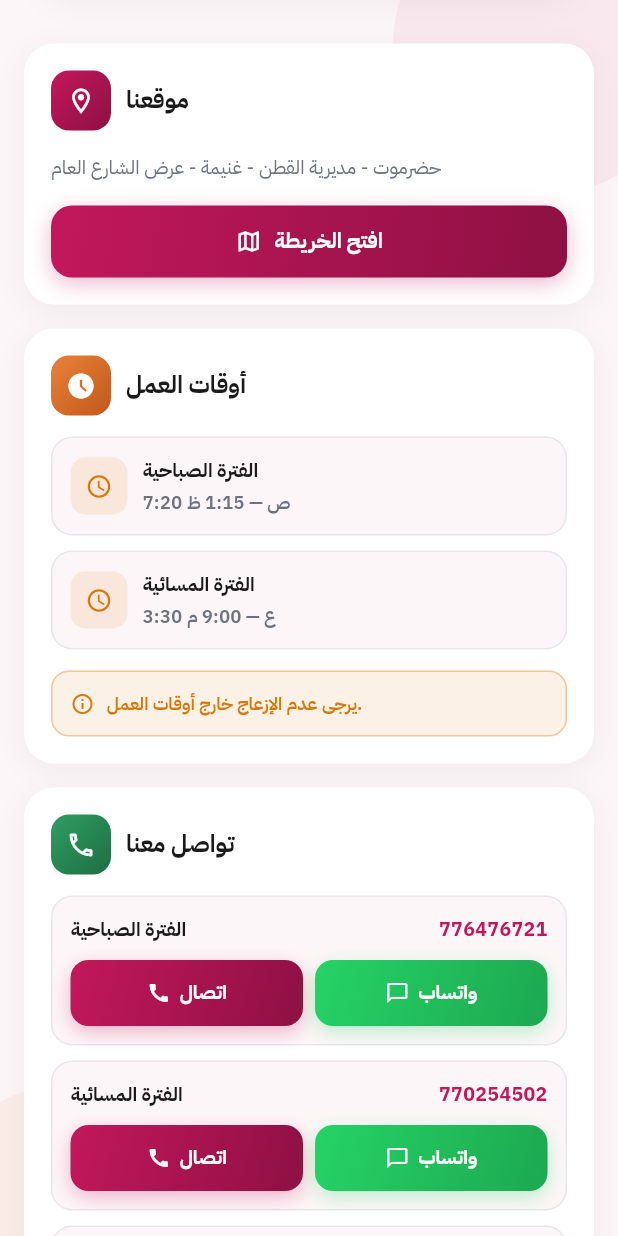
After one commit to aligamal89901-svg/ghanima, a Flutter app: the StoreInfoScreen screen opened directly, scrolled down 576 dp, after a tap on "افتح الخريطة", on a phone screen of 412 x 824 dp. The commit adds this screen. Run offline on Flutter 3.47's test engine with Material 3 defaults, Android fonts, the phone set to English and light mode, and no system bars; our stand-ins replace font_awesome_flutter, lottie.

Commit message:
feat: store info page with full logo hero, contact actions and polished visuals

```diff
--- a/lib/features/account/presentation/screens/account_screen.dart
+++ b/lib/features/account/presentation/screens/account_screen.dart
@@ -6,6 +6,7 @@ import '../../../favorites/favorite_controller.dart';
 import '../../../favorites/presentation/screens/favorites_screen.dart';
 import '../../../orders/orders_controller.dart';
 import '../../../orders/presentation/screens/orders_screen.dart';
+import '../../../store_info/presentation/screens/store_info_screen.dart';
 
 class AccountScreen extends StatelessWidget {
   final FavoriteController favorites;
@@ -124,10 +125,15 @@ class AccountScreen extends StatelessWidget {
                   ),
                 ),
               ),
-              const _MenuTile(
-                icon: Icons.location_on_outlined,
-                label: 'عنوان الاستلام',
-                note: 'المتجر',
+              _MenuTile(
+                icon: Icons.storefront_outlined,
+                label: 'معلومات المتجر',
+                note: 'القطن',
+                onTap: () => Navigator.of(context).push(
+                  MaterialPageRoute(
+                    builder: (context) => const StoreInfoScreen(),
+                  ),
+                ),
               ),
               const _MenuTile(
                 icon: Icons.language_outlined,
--- /dev/null
+++ b/lib/features/store_info/data/models/store_info.dart
@@ -0,0 +1,60 @@
+class StoreShift {
+  final String label;
+  final String openTime;
+  final String closeTime;
+  final String phone;
+  final String? whatsapp;
+
+  const StoreShift({
+    required this.label,
+    required this.openTime,
+    required this.closeTime,
+    required this.phone,
+    this.whatsapp,
+  });
+}
+
+class StoreInfo {
+  final String name;
+  final String tagline;
+  final String address;
+  final String mapUrl;
+  final String shopPhone;
+  final String politeNote;
+  final List<StoreShift> shifts;
+
+  const StoreInfo({
+    required this.name,
+    required this.tagline,
+    required this.address,
+    required this.mapUrl,
+    required this.shopPhone,
+    required this.politeNote,
+    required this.shifts,
+  });
+
+  static const StoreInfo current = StoreInfo(
+    name: 'تموينات غنيمة',
+    tagline: 'كل اللي تحتاجه، أقرب لك.',
+    address: 'حضرموت - مديرية القطن - غنيمة - عرض الشارع العام',
+    mapUrl: 'https://maps.app.goo.gl/fzFHnoFKUYU21r6F9',
+    shopPhone: '967776085405',
+    politeNote: 'يرجى عدم الإزعاج خارج أوقات العمل.',
+    shifts: [
+      StoreShift(
+        label: 'الفترة الصباحية',
+        openTime: '7:20 ص',
+        closeTime: '1:15 ظ',
+        phone: '967776476721',
+        whatsapp: '967776476721',
+      ),
+      StoreShift(
+        label: 'الفترة المسائية',
+        openTime: '3:30 ع',
+        closeTime: '9:00 م',
+        phone: '967770254502',
+        whatsapp: '967770254502',
+      ),
+    ],
+  );
+}
--- /dev/null
+++ b/lib/features/store_info/presentation/screens/store_info_screen.dart
@@ -0,0 +1,599 @@
+import 'package:flutter/material.dart';
+import 'package:url_launcher/url_launcher.dart';
+import '../../../../core/app_constants.dart';
+import '../../../../core/theme/app_theme.dart';
+import '../../data/models/store_info.dart';
+
+class StoreInfoScreen extends StatelessWidget {
+  const StoreInfoScreen({super.key});
+
+  Future<void> _openUrl(Uri uri) async {
+    if (await canLaunchUrl(uri)) {
+      await launchUrl(uri, mode: LaunchMode.externalApplication);
+    }
+  }
+
+  @override
+  Widget build(BuildContext context) {
+    final info = StoreInfo.current;
+
+    return Scaffold(
+      backgroundColor: AppColors.background,
+      body: SafeArea(
+        bottom: false,
+        child: Stack(
+          children: [
+            Positioned(
+              top: -70,
+              right: -50,
+              child: Container(
+                width: 200,
+                height: 200,
+                decoration: BoxDecoration(
+                  color: AppColors.primary.withValues(alpha: 0.06),
+                  shape: BoxShape.circle,
+                ),
+              ),
+            ),
+            Positioned(
+              bottom: -60,
+              left: -40,
+              child: Container(
+                width: 160,
+                height: 160,
+                decoration: BoxDecoration(
+                  color: AppColors.secondary.withValues(alpha: 0.07),
+                  shape: BoxShape.circle,
+                ),
+              ),
+            ),
+            ListView(
+              padding: const EdgeInsets.fromLTRB(16, 8, 16, 24),
+              children: [
+                _buildTopBar(),
+                const SizedBox(height: 12),
+                _buildHero(info),
+                const SizedBox(height: 16),
+                _buildLocationCard(info),
+                const SizedBox(height: 16),
+                _buildHoursCard(info),
+                const SizedBox(height: 16),
+                _buildContactCard(info),
+                const SizedBox(height: 20),
+                Center(
+                  child: Text(
+                    '${AppConstants.storeName} · v${AppConstants.appVersion}',
+                    style: const TextStyle(
+                      fontFamily: AppTextStyles.fontFamily,
+                      fontSize: 11,
+                      color: AppColors.textSecondary,
+                    ),
+                  ),
+                ),
+              ],
+            ),
+          ],
+        ),
+      ),
+    );
+  }
+
+  Widget _buildTopBar() {
+    return Padding(
+      padding: const EdgeInsetsDirectional.fromSTEB(0, 8, 8, 8),
+      child: Row(
+        children: const [
+          BackButton(color: AppColors.primary),
+          SizedBox(width: 4),
+          Expanded(
+            child: Text(
+              'معلومات المتجر',
+              style: TextStyle(
+                fontFamily: AppTextStyles.fontFamily,
+                fontSize: 20,
+                fontWeight: FontWeight.w600,
+                color: AppColors.textPrimary,
+              ),
+            ),
+          ),
+        ],
+      ),
+    );
+  }
+
+  Widget _buildHero(StoreInfo info) {
+    return Column(
+      children: [
+        ClipRRect(
+          borderRadius: BorderRadius.circular(24),
+          child: Image.asset(
+            'assets/images/store_logo.png',
+            width: double.infinity,
+            fit: BoxFit.fitWidth,
+          ),
+        ),
+        Transform.translate(
+          offset: const Offset(0, -20),
+          child: Padding(
+            padding: const EdgeInsets.symmetric(horizontal: 14),
+            child: Container(
+              padding: const EdgeInsets.all(16),
+              decoration: BoxDecoration(
+                color: AppColors.surface,
+                borderRadius: BorderRadius.circular(18),
+                boxShadow: [
+                  BoxShadow(
+                    color: Colors.black.withValues(alpha: 0.06),
+                    blurRadius: 18,
+                    offset: const Offset(0, 6),
+                  ),
+                ],
+              ),
+              child: Column(
+                children: [
+                  Text(
+                    info.name,
+                    style: const TextStyle(
+                      fontFamily: AppTextStyles.fontFamily,
+                      fontSize: 20,
+                      fontWeight: FontWeight.w700,
+                      color: AppColors.textPrimary,
+                    ),
+                  ),
+                  const SizedBox(height: 4),
+                  Text(
+                    info.tagline,
+                    style: const TextStyle(
+                      fontFamily: AppTextStyles.fontFamily,
+                      fontSize: 12,
+                      color: AppColors.textSecondary,
+                    ),
+                  ),
+                  const SizedBox(height: 12),
+                  const Row(
+                    mainAxisAlignment: MainAxisAlignment.center,
+                    children: [
+                      _TagChip(label: 'مواد غذائية'),
+                      SizedBox(width: 8),
+                      _TagChip(label: 'كماليات'),
+                    ],
+                  ),
+                ],
+              ),
+            ),
+          ),
+        ),
+      ],
+    );
+  }
+
+  Widget _card(Widget child) {
+    return Container(
+      padding: const EdgeInsets.all(18),
+      decoration: BoxDecoration(
+        color: AppColors.surface,
+        borderRadius: BorderRadius.circular(20),
+        boxShadow: [
+          BoxShadow(
+            color: Colors.black.withValues(alpha: 0.05),
+            blurRadius: 16,
+            offset: const Offset(0, 4),
+          ),
+        ],
+      ),
+      child: child,
+    );
+  }
+
+  Widget _cardHeader(IconData icon, String title, List<Color> gradient) {
+    return Row(
+      children: [
+        Container(
+          width: 40,
+          height: 40,
+          decoration: BoxDecoration(
+            gradient: LinearGradient(
+              colors: gradient,
+              begin: AlignmentDirectional.topStart,
+              end: AlignmentDirectional.bottomEnd,
+            ),
+            borderRadius: BorderRadius.circular(12),
+          ),
+          child: Icon(icon, size: 20, color: Colors.white),
+        ),
+        const SizedBox(width: 10),
+        Text(
+          title,
+          style: const TextStyle(
+            fontFamily: AppTextStyles.fontFamily,
+            fontSize: 16,
+            fontWeight: FontWeight.w700,
+            color: AppColors.textPrimary,
+          ),
+        ),
+      ],
+    );
+  }
+
+  Widget _buildLocationCard(StoreInfo info) {
+    return _card(
+      Column(
+        crossAxisAlignment: CrossAxisAlignment.start,
+        children: [
+          _cardHeader(
+            Icons.location_on_outlined,
+            'موقعنا',
+            const [AppColors.primary, AppColors.primaryDark],
+          ),
+          const SizedBox(height: 14),
+          Text(
+            info.address,
+            style: const TextStyle(
+              fontFamily: AppTextStyles.fontFamily,
+              fontSize: 13,
+              height: 1.7,
+              color: AppColors.textSecondary,
+            ),
+          ),
+          const SizedBox(height: 14),
+          GestureDetector(
+            onTap: () => _openUrl(Uri.parse(info.mapUrl)),
+            child: Container(
+              height: 48,
+              decoration: BoxDecoration(
+                gradient: const LinearGradient(
+                  colors: [AppColors.primary, AppColors.primaryDark],
+                  begin: AlignmentDirectional.topStart,
+                  end: AlignmentDirectional.bottomEnd,
+                ),
+                borderRadius: BorderRadius.circular(14),
+                boxShadow: [
+                  BoxShadow(
+                    color: AppColors.primary.withValues(alpha: 0.3),
+                    blurRadius: 12,
+                    offset: const Offset(0, 4),
+                  ),
+                ],
+              ),
+              child: const Row(
+                mainAxisAlignment: MainAxisAlignment.center,
+                children: [
+                  Icon(Icons.map_outlined, size: 18, color: Colors.white),
+                  SizedBox(width: 8),
+                  Text(
+                    'افتح الخريطة',
+                    style: TextStyle(
+                      fontFamily: AppTextStyles.fontFamily,
+                      fontSize: 14,
+                      fontWeight: FontWeight.w700,
+                      color: Colors.white,
+                    ),
+                  ),
+                ],
+              ),
+            ),
+          ),
+        ],
+      ),
+    );
+  }
+
+  Widget _buildHoursCard(StoreInfo info) {
+    return _card(
+      Column(
+        crossAxisAlignment: CrossAxisAlignment.start,
+        children: [
+          _cardHeader(
+            Icons.access_time_filled,
+            'أوقات العمل',
+            const [Color(0xFFE8833A), Color(0xFFC2571B)],
+          ),
+          const SizedBox(height: 14),
+          for (int i = 0; i < info.shifts.length; i++) ...[
+            Container(
+              padding: const EdgeInsets.all(12),
+              decoration: BoxDecoration(
+                color: AppColors.background,
+                borderRadius: BorderRadius.circular(14),
+                border: Border.all(color: AppColors.divider),
+              ),
+              child: Row(
+                children: [
+                  Container(
+                    width: 38,
+                    height: 38,
+                    decoration: BoxDecoration(
+                      color: AppColors.secondary.withValues(alpha: 0.12),
+                      borderRadius: BorderRadius.circular(10),
+                    ),
+                    child: const Icon(
+                      Icons.schedule,
+                      size: 18,
+                      color: AppColors.secondary,
+                    ),
+                  ),
+                  const SizedBox(width: 10),
+                  Expanded(
+                    child: Column(
+                      crossAxisAlignment: CrossAxisAlignment.start,
+                      children: [
+                        Text(
+                          info.shifts[i].label,
+                          style: const TextStyle(
+                            fontFamily: AppTextStyles.fontFamily,
+                            fontSize: 13,
+                            fontWeight: FontWeight.w700,
+                            color: AppColors.textPrimary,
+                          ),
+                        ),
+                        const SizedBox(height: 2),
+                        Text(
+                          '${info.shifts[i].openTime} — ${info.shifts[i].closeTime}',
+                          style: const TextStyle(
+                            fontFamily: AppTextStyles.fontFamily,
+                            fontSize: 12,
+                            fontWeight: FontWeight.w600,
+                            color: AppColors.textSecondary,
+                          ),
+                        ),
+                      ],
+                    ),
+                  ),
+                ],
+              ),
+            ),
+            if (i < info.shifts.length - 1) const SizedBox(height: 10),
+          ],
+          const SizedBox(height: 14),
+          Container(
+            width: double.infinity,
+            padding: const EdgeInsets.all(12),
+            decoration: BoxDecoration(
+              color: AppColors.secondary.withValues(alpha: 0.1),
+              borderRadius: BorderRadius.circular(12),
+              border: Border.all(
+                color: AppColors.secondary.withValues(alpha: 0.35),
+              ),
+            ),
+            child: Row(
+              children: [
+                const Icon(
+                  Icons.info_outline,
+                  size: 16,
+                  color: AppColors.secondary,
+                ),
+                const SizedBox(width: 8),
+                Expanded(
+                  child: Text(
+                    info.politeNote,
+                    style: const TextStyle(
+                      fontFamily: AppTextStyles.fontFamily,
+                      fontSize: 12,
+                      fontWeight: FontWeight.w600,
+                      color: AppColors.secondary,
+                    ),
+                  ),
+                ),
+              ],
+            ),
+          ),
+        ],
+      ),
+    );
+  }
+
+  Widget _buildContactCard(StoreInfo info) {
+    return _card(
+      Column(
+        crossAxisAlignment: CrossAxisAlignment.start,
+        children: [
+          _cardHeader(
+            Icons.call_outlined,
+            'تواصل معنا',
+            const [Color(0xFF2E9E63), Color(0xFF1E6E42)],
+          ),
+          const SizedBox(height: 14),
+          for (int i = 0; i < info.shifts.length; i++) ...[
+            _buildShiftContact(info.shifts[i]),
+            if (i < info.shifts.length - 1) const SizedBox(height: 10),
+          ],
+          const SizedBox(height: 10),
+          _buildShopContact(info.shopPhone),
+        ],
+      ),
+    );
+  }
+
+  Widget _buildShiftContact(StoreShift shift) {
+    return Container(
+      padding: const EdgeInsets.all(12),
+      decoration: BoxDecoration(
+        color: AppColors.background,
+        borderRadius: BorderRadius.circular(14),
+        border: Border.all(color: AppColors.divider),
+      ),
+      child: Column(
+        crossAxisAlignment: CrossAxisAlignment.start,
+        children: [
+          Row(
+            children: [
+              Expanded(
+                child: Text(
+                  shift.label,
+                  style: const TextStyle(
+                    fontFamily: AppTextStyles.fontFamily,
+                    fontSize: 13,
+                    fontWeight: FontWeight.w700,
+                    color: AppColors.textPrimary,
+                  ),
+                ),
+              ),
+              Text(
+                shift.phone.substring(3),
+                textDirection: TextDirection.ltr,
+                style: const TextStyle(
+                  fontFamily: AppTextStyles.fontFamily,
+                  fontSize: 13,
+                  fontWeight: FontWeight.w700,
+                  color: AppColors.primary,
+                ),
+              ),
+            ],
+          ),
+          const SizedBox(height: 10),
+          Row(
+            children: [
+              Expanded(
+                child: _ActionButton(
+                  label: 'اتصال',
+                  icon: Icons.call,
+                  gradient: const [AppColors.primary, AppColors.primaryDark],
+                  onTap: () => _openUrl(Uri.parse('tel:+${shift.phone}')),
+                ),
+              ),
+              const SizedBox(width: 8),
+              Expanded(
+                child: _ActionButton(
+                  label: 'واتساب',
+                  icon: Icons.chat_bubble_outline,
+                  gradient: const [Color(0xFF25D366), Color(0xFF1DA851)],
+                  onTap: () =>
+                      _openUrl(Uri.parse('https://wa.me/${shift.whatsapp}')),
+                ),
+              ),
+            ],
+          ),
+        ],
+      ),
+    );
+  }
+
+  Widget _buildShopContact(String phone) {
+    return Container(
+      padding: const EdgeInsets.all(12),
+      decoration: BoxDecoration(
+        color: AppColors.background,
+        borderRadius: BorderRadius.circular(14),
+        border: Border.all(color: AppColors.divider),
+      ),
+      child: Column(
+        crossAxisAlignment: CrossAxisAlignment.start,
+        children: [
+          Row(
+            children: [
+              const Expanded(
+                child: Text(
+                  'رقم المحل (اتصال فقط)',
+                  style: TextStyle(
+                    fontFamily: AppTextStyles.fontFamily,
+                    fontSize: 13,
+                    fontWeight: FontWeight.w700,
+                    color: AppColors.textPrimary,
+                  ),
+                ),
+              ),
+              Text(
+                phone.substring(3),
+                textDirection: TextDirection.ltr,
+                style: const TextStyle(
+                  fontFamily: AppTextStyles.fontFamily,
+                  fontSize: 13,
+                  fontWeight: FontWeight.w700,
+                  color: AppColors.primary,
+                ),
+              ),
+            ],
+          ),
+          const SizedBox(height: 10),
+          _ActionButton(
+            label: 'اتصل بالمحل',
+            icon: Icons.call,
+            gradient: const [AppColors.primary, AppColors.primaryDark],
+            onTap: () => _openUrl(Uri.parse('tel:+$phone')),
+          ),
+        ],
+      ),
+    );
+  }
+}
+
+class _TagChip extends StatelessWidget {
+  final String label;
+
+  const _TagChip({required this.label});
+
+  @override
+  Widget build(BuildContext context) {
+    return Container(
+      padding: const EdgeInsets.symmetric(horizontal: 12, vertical: 6),
+      decoration: BoxDecoration(
+        color: AppColors.primary.withValues(alpha: 0.1),
+        borderRadius: BorderRadius.circular(10),
+      ),
+      child: Text(
+        label,
+        style: const TextStyle(
+          fontFamily: AppTextStyles.fontFamily,
+          fontSize: 11,
+          fontWeight: FontWeight.w600,
+          color: AppColors.primary,
+        ),
+      ),
+    );
+  }
+}
+
+class _ActionButton extends StatelessWidget {
+  final String label;
+  final IconData icon;
+  final List<Color> gradient;
+  final VoidCallback onTap;
+
+  const _ActionButton({
+    required this.label,
+    required this.icon,
+    required this.gradient,
+    required this.onTap,
+  });
+
+  @override
+  Widget build(BuildContext context) {
+    return GestureDetector(
+      onTap: onTap,
+      child: Container(
+        height: 44,
+        decoration: BoxDecoration(
+          gradient: LinearGradient(
+            colors: gradient,
+            begin: AlignmentDirectional.topStart,
+            end: AlignmentDirectional.bottomEnd,
+          ),
+          borderRadius: BorderRadius.circular(12),
+          boxShadow: [
+            BoxShadow(
+              color: gradient.first.withValues(alpha: 0.3),
+              blurRadius: 10,
+              offset: const Offset(0, 4),
+            ),
+          ],
+        ),
+        child: Row(
+          mainAxisAlignment: MainAxisAlignment.center,
+          children: [
+            Icon(icon, size: 16, color: Colors.white),
+            const SizedBox(width: 6),
+            Text(
+              label,
+              style: const TextStyle(
+                fontFamily: AppTextStyles.fontFamily,
+                fontSize: 13,
+                fontWeight: FontWeight.w700,
+                color: Colors.white,
+              ),
+            ),
+          ],
+        ),
+      ),
+    );
+  }
+}
--- a/pubspec.yaml
+++ b/pubspec.yaml
@@ -13,6 +13,7 @@ dependencies:
   cupertino_icons: ^1.0.8
   lottie: ^3.1.0
   font_awesome_flutter: ^11.0.0
+  url_launcher: ^6.3.2
 
 dev_dependencies:
   flutter_test:
@@ -24,6 +25,7 @@ flutter:
 
   assets:
     - assets/animations/splash/splash_animation.json
+    - assets/images/
 
   fonts:
     - family: IBM Plex Sans Arabic
```
Also changed, not shown: assets/images/store_logo.png (added), pubspec.lock.
